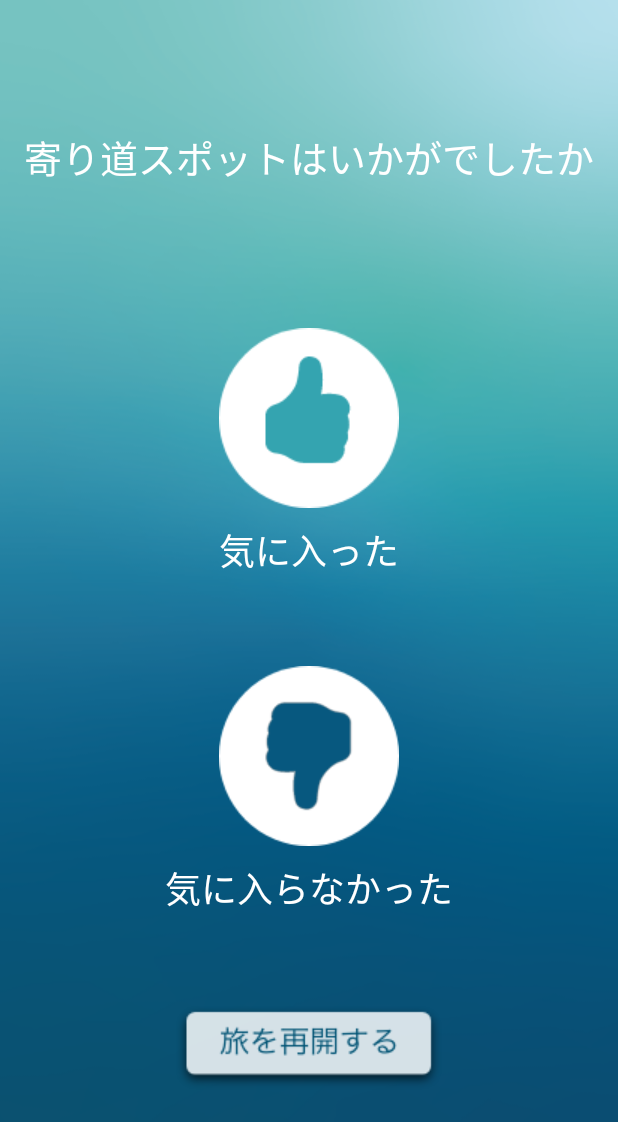
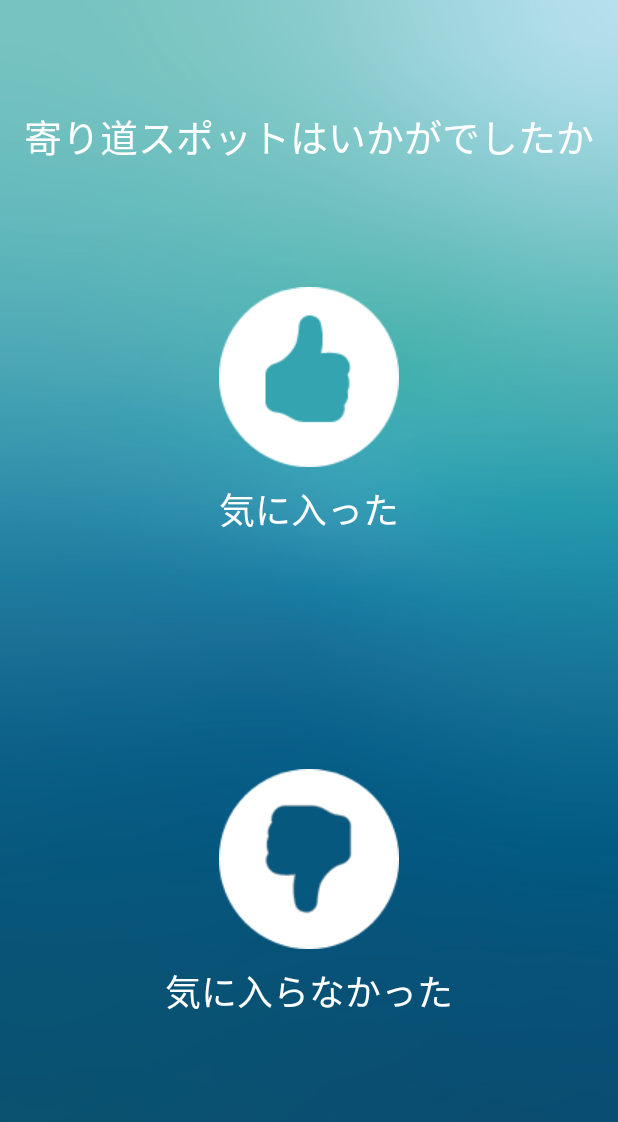
Before and after one commit to miraikeitai2020/ap3_michishirube_android, an Android app: the naviDetourEvaluationFragment screen opened through its navigation route, on a phone screen of 412 x 824 dp. Shown: the top 1122 px of the screen. Run offline under Robolectric (Android 15) with nearby library versions, the phone set to English and light mode, and no system bars.

Commit message:
fix:一部文字の大きさなどを変更

```diff
--- a/Michishirube/app/src/main/java/com/example/michishirube/ui/naviDetourEvaluation/naviDetourEvaluationFragment.kt
+++ b/Michishirube/app/src/main/java/com/example/michishirube/ui/naviDetourEvaluation/naviDetourEvaluationFragment.kt
@@ -13,7 +13,10 @@ import kotlinx.android.synthetic.main.fragment_navi_detour_evaluation.view.*
 class naviDetourEvaluationFragment : Fragment() {
     override fun onCreateView(inflater: LayoutInflater, container: ViewGroup?, savedInstanceState: Bundle?): View? {
         val view =inflater.inflate(R.layout.fragment_navi_detour_evaluation, container, false)
-        view.imageButton3.setOnClickListener {
+        view.btGood.setOnClickListener {
+            findNavController().navigate(R.id.action_naviDetourEvaluation_to_naviNavigating)
+        }
+        view.btBad.setOnClickListener {
             findNavController().navigate(R.id.action_naviDetourEvaluation_to_naviNavigating)
         }
         return view
--- a/Michishirube/app/src/main/res/layout/fragment_navi_detour_evaluation.xml
+++ b/Michishirube/app/src/main/res/layout/fragment_navi_detour_evaluation.xml
@@ -15,7 +15,7 @@
         app:layout_constraintEnd_toEndOf="parent"
         app:layout_constraintHorizontal_bias="0.5"
         app:layout_constraintStart_toStartOf="parent"
-        app:layout_constraintTop_toBottomOf="@+id/tvDesc"
+        app:layout_constraintTop_toTopOf="parent"
         app:srcCompat="@drawable/bt_navievaluation_good" />
 
     <ImageButton
@@ -23,7 +23,7 @@
         android:layout_width="wrap_content"
         android:layout_height="wrap_content"
         android:backgroundTint="@color/colorPrimaryDark"
-        app:layout_constraintBottom_toTopOf="@+id/imageButton3"
+        app:layout_constraintBottom_toBottomOf="parent"
         app:layout_constraintEnd_toEndOf="parent"
         app:layout_constraintHorizontal_bias="0.5"
         app:layout_constraintStart_toStartOf="parent"
@@ -52,17 +52,17 @@
         app:layout_constraintStart_toStartOf="@+id/btBad"
         app:layout_constraintTop_toBottomOf="@+id/btBad" />
 
-    <ImageButton
-        android:id="@+id/imageButton3"
-        android:layout_width="wrap_content"
-        android:layout_height="wrap_content"
-        android:backgroundTint="@color/colorPrimaryDark"
-        app:layout_constraintBottom_toBottomOf="parent"
-        app:layout_constraintEnd_toEndOf="parent"
-        app:layout_constraintHorizontal_bias="0.5"
-        app:layout_constraintStart_toStartOf="parent"
-        app:layout_constraintTop_toBottomOf="@+id/btBad"
-        app:srcCompat="@drawable/bt_navirestart" />
+<!--    <ImageButton-->
+<!--        android:id="@+id/imageButton3"-->
+<!--        android:layout_width="wrap_content"-->
+<!--        android:layout_height="wrap_content"-->
+<!--        android:backgroundTint="@color/colorPrimaryDark"-->
+<!--        app:layout_constraintBottom_toBottomOf="parent"-->
+<!--        app:layout_constraintEnd_toEndOf="parent"-->
+<!--        app:layout_constraintHorizontal_bias="0.5"-->
+<!--        app:layout_constraintStart_toStartOf="parent"-->
+<!--        app:layout_constraintTop_toBottomOf="@+id/btBad"-->
+<!--        app:srcCompat="@drawable/bt_navirestart" />-->
 
     <TextView
         android:id="@+id/tvDesc"
```
Also changed, not shown: Michishirube/app/src/main/res/layout/fragment_navi_detour_detail.xml (+7 -2 lines).
